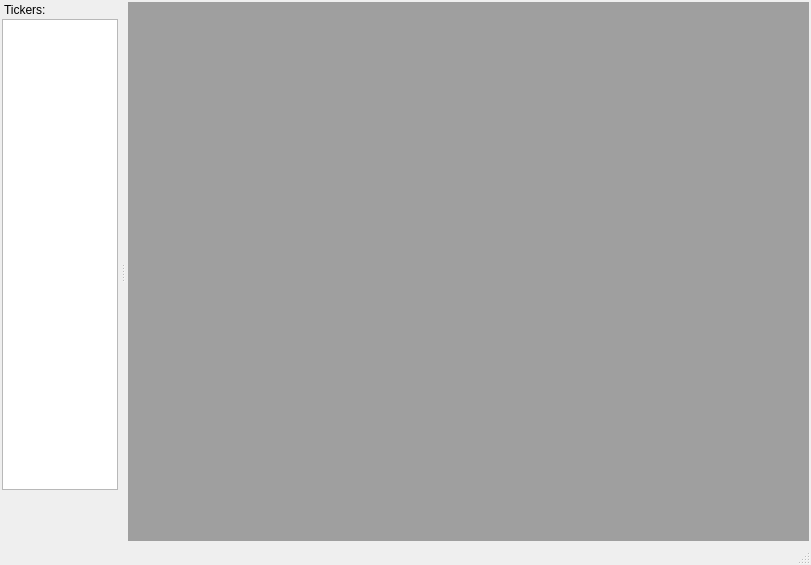
Before: the Qt Designer form mainwindow.ui in albert-sergeev/FinLoader, drawn with Qt 5.
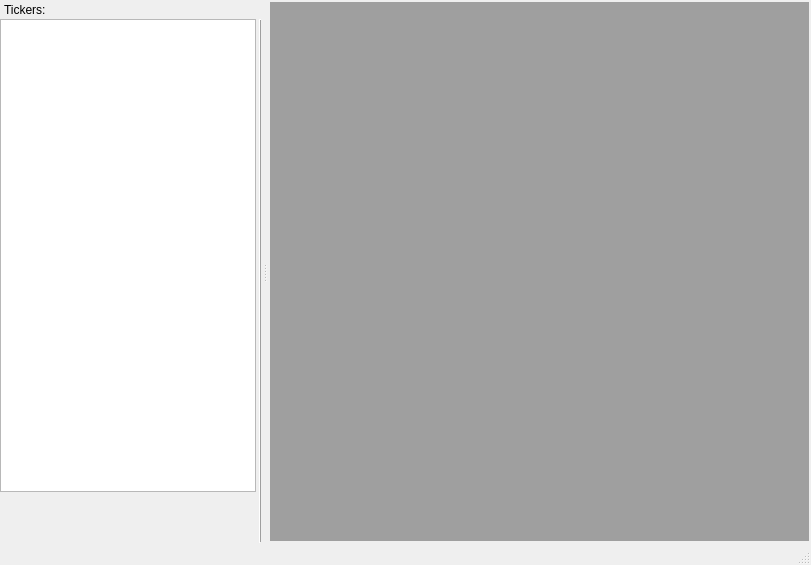
After: the same form once the commit is applied.

Commit message: added recizing of left docbar

What changed in the file:
```diff
--- a/mainwindow.ui
+++ b/mainwindow.ui
@@ -62,31 +62,49 @@
    <widget class="QWidget" name="dockWidgetContents">
     <property name="minimumSize">
      <size>
-      <width>100</width>
+      <width>0</width>
       <height>0</height>
      </size>
     </property>
     <property name="maximumSize">
      <size>
-      <width>120</width>
+      <width>16777215</width>
       <height>16777215</height>
      </size>
     </property>
+    <layout class="QHBoxLayout" name="horizontalLayout">
+     <property name="spacing">
+      <number>3</number>
+     </property>
+     <property name="leftMargin">
+      <number>0</number>
+     </property>
+     <property name="topMargin">
+      <number>0</number>
+     </property>
+     <property name="rightMargin">
+      <number>0</number>
+     </property>
+     <property name="bottomMargin">
+      <number>0</number>
+     </property>
+     <item>
+      <widget class="QWidget" name="wtTickerBar" native="true">
     <layout class="QVBoxLayout" name="verticalLayout_2">
      <property name="spacing">
       <number>2</number>
      </property>
      <property name="leftMargin">
-      <number>2</number>
+         <number>0</number>
      </property>
      <property name="topMargin">
       <number>0</number>
      </property>
      <property name="rightMargin">
-      <number>2</number>
+         <number>0</number>
      </property>
      <property name="bottomMargin">
-      <number>2</number>
+         <number>0</number>
      </property>
      <item>
       <widget class="QListView" name="lstView">
@@ -144,6 +162,22 @@
          </widget>
         </item>
        </layout>
+         </widget>
+        </item>
+       </layout>
+      </widget>
+     </item>
+     <item>
+      <widget class="Line" name="lineDragRight">
+       <property name="mouseTracking">
+        <bool>true</bool>
+       </property>
+       <property name="frameShadow">
+        <enum>QFrame::Raised</enum>
+       </property>
+       <property name="orientation">
+        <enum>Qt::Vertical</enum>
+       </property>
       </widget>
      </item>
     </layout>
```
Lines whose indentation alone changed are shown as unchanged. The commit also changes 2 other files.
